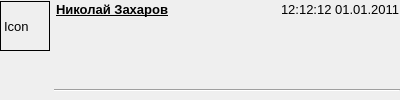
Old version of the form ui/dialogFrom.ui in the repository GoCodingIcreated/VKMessenger.
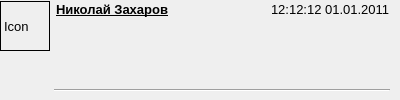
New version of the form.

```diff
--- a/ui/dialogFrom.ui
+++ b/ui/dialogFrom.ui
@@ -42,7 +42,7 @@
     <number>1</number>
    </property>
    <property name="rightMargin">
-    <number>0</number>
+    <number>10</number>
    </property>
    <property name="bottomMargin">
     <number>1</number>
@@ -158,7 +158,7 @@
            </property>
            <property name="maximumSize">
             <size>
-             <width>240</width>
+             <width>320</width>
              <height>16</height>
             </size>
            </property>
@@ -191,7 +191,7 @@
            </property>
            <property name="minimumSize">
             <size>
-             <width>50</width>
+             <width>0</width>
              <height>16</height>
             </size>
            </property>
```
